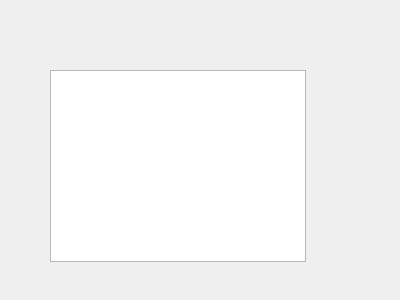
jy03018013/VideoManager, file test.ui: the form before one commit.
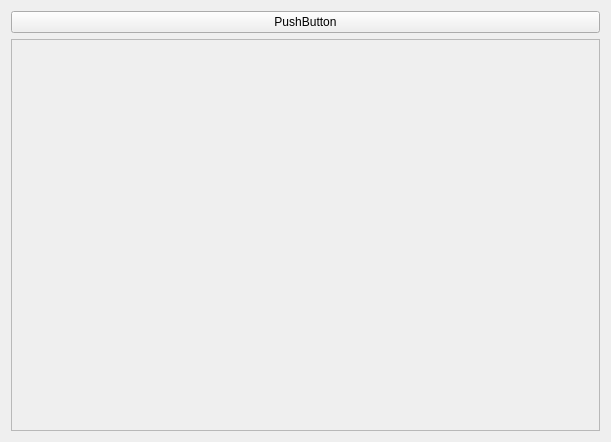
The form after the commit.

What changed in the file:
```diff
--- a/test.ui
+++ b/test.ui
@@ -6,23 +6,39 @@
    <rect>
     <x>0</x>
     <y>0</y>
-    <width>400</width>
-    <height>300</height>
+    <width>611</width>
+    <height>442</height>
    </rect>
   </property>
   <property name="windowTitle">
    <string>Form</string>
   </property>
-  <widget class="QGraphicsView" name="graphicsView">
+  <layout class="QVBoxLayout" name="verticalLayout">
+   <item>
+    <widget class="QPushButton" name="pushButton">
+     <property name="text">
+      <string>PushButton</string>
+     </property>
+    </widget>
+   </item>
+   <item>
+    <widget class="QScrollArea" name="scrollArea">
+     <property name="widgetResizable">
+      <bool>true</bool>
+     </property>
+     <widget class="QWidget" name="scrollAreaWidgetContents">
    <property name="geometry">
     <rect>
-     <x>50</x>
-     <y>70</y>
-     <width>256</width>
-     <height>192</height>
+        <x>0</x>
+        <y>0</y>
+        <width>591</width>
+        <height>393</height>
     </rect>
    </property>
   </widget>
+    </widget>
+   </item>
+  </layout>
  </widget>
  <resources/>
  <connections/>
```
Lines whose indentation alone changed are shown as unchanged.
